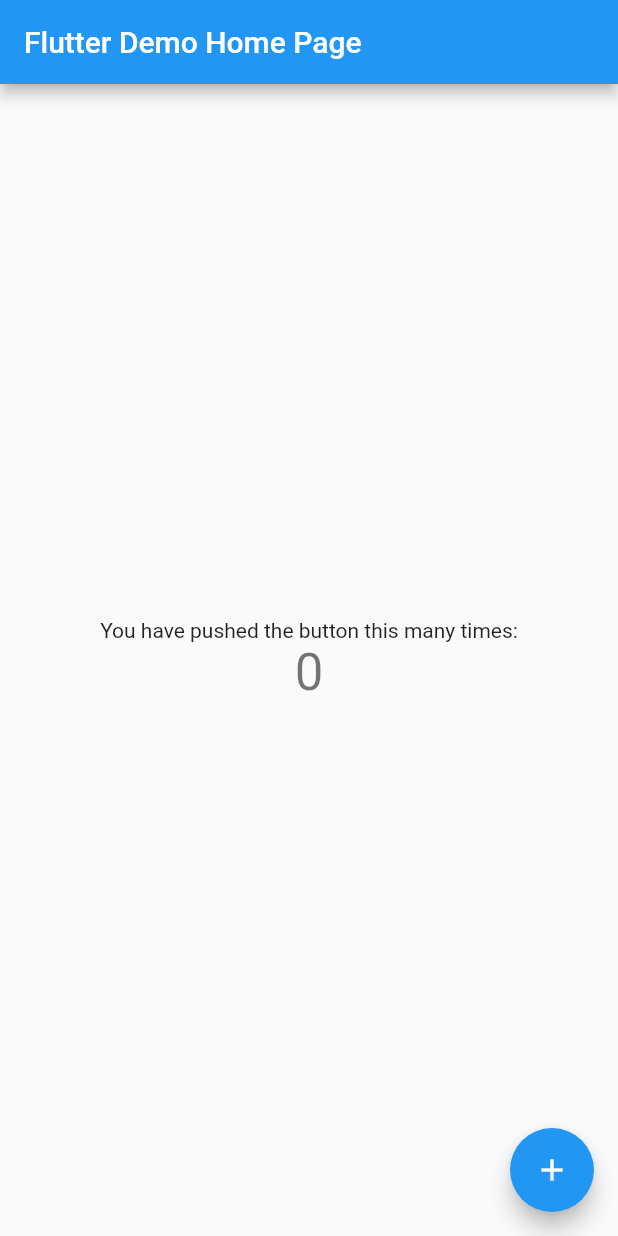
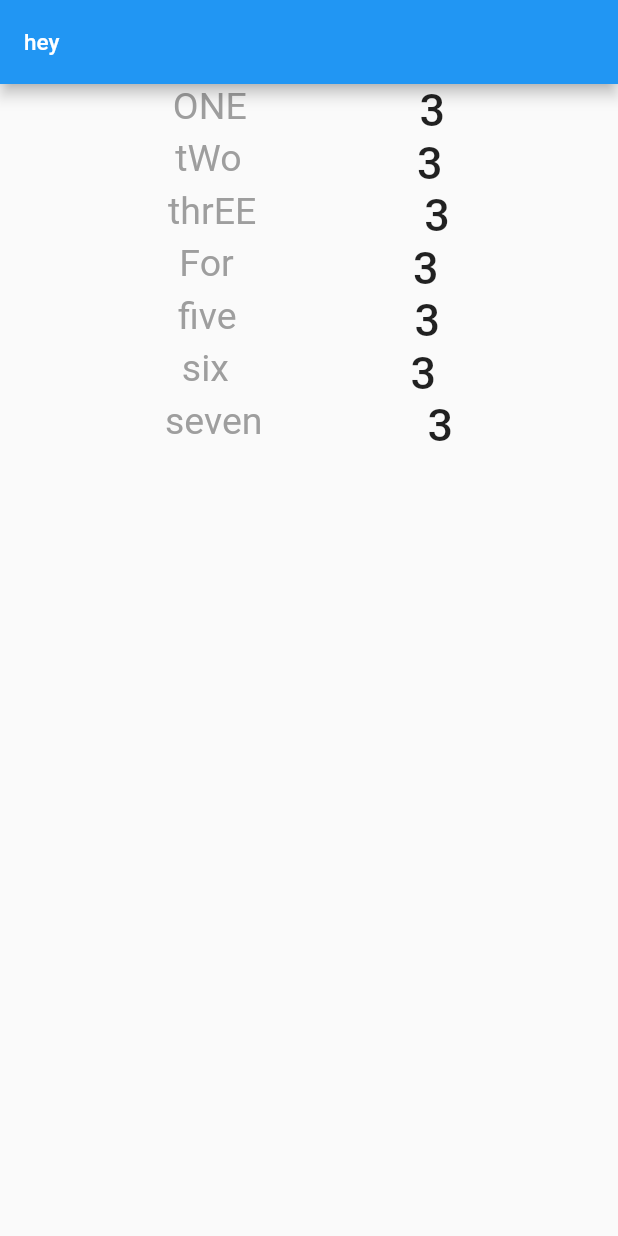
Before and after one commit to BBenio/ben_n_liq_app, a Flutter app: the screen it shows after launch, on a phone screen of 412 x 824 dp. Run offline on Flutter 3.47's test engine with Material 2 defaults, Android fonts, the phone set to English and light mode, and no system bars; Roboto replaces fonts that are missing (IndieFlower).

Commit message:
file for android

```diff
--- /dev/null
+++ b/lib/liquid.dart
@@ -0,0 +1,34 @@
+class Liquid {
+  final String _name;
+  int _remainingQuantity;
+  String _pathImage;
+
+  Liquid(this._name, [this._remainingQuantity = 3, this._pathImage]);
+
+  String get name => this._name;
+
+  String get pathImage => this._pathImage;
+
+  int get remainingQuantity => this._remainingQuantity;
+
+  void addOneQuantity() => this._remainingQuantity++;
+
+  void addQuantity(int quantity) => this._remainingQuantity+=quantity;
+
+  bool removeOneQuantity() {
+    if (this._remainingQuantity > 0) {
+      this._remainingQuantity--;
+      return true;
+    }
+    return false;
+  }
+
+  bool removeQuantity(int quantity) {
+    if (this._remainingQuantity - quantity >= 0) {
+      this._remainingQuantity-=quantity;
+      return true;
+    }
+    return false;
+  }
+
+}
--- /dev/null
+++ b/lib/liquid_list.dart
@@ -0,0 +1,30 @@
+import 'package:ben_n_liq_app/liquid.dart';
+import 'package:flutter/material.dart';
+
+class LiquidList extends StatefulWidget {
+  final List<Liquid> _liquids;
+
+  LiquidList(this._liquids);
+
+  @override
+  _LiquidListState createState() => _LiquidListState();
+}
+
+class _LiquidListState extends State<LiquidList> {
+  @override
+  Widget build(BuildContext context) {
+    return ListView.builder(
+      itemCount: widget._liquids.length,
+      itemBuilder: (BuildContext context, int index) {
+        return Row(
+          mainAxisAlignment: MainAxisAlignment.spaceEvenly,
+          crossAxisAlignment: CrossAxisAlignment.start,
+          children: <Widget>[
+            Text(widget._liquids[index].name, style: Theme.of(context).textTheme.body1,),
+            Text(widget._liquids[index].remainingQuantity.toString(), style: Theme.of(context).textTheme.body2,)
+          ],
+        );
+      },
+    );
+  }
+}
--- a/lib/main.dart
+++ b/lib/main.dart
@@ -1,3 +1,5 @@
+import 'package:ben_n_liq_app/liquid.dart';
+import 'package:ben_n_liq_app/liquid_list.dart';
 import 'package:flutter/material.dart';
 
 void main() => runApp(MyApp());
@@ -9,33 +11,48 @@ class MyApp extends StatelessWidget {
     return MaterialApp(
       title: 'Flutter Demo',
       theme: ThemeData(
-        // This is the theme of your application.
-        //
-        // Try running your application with "flutter run". You'll see the
-        // application has a blue toolbar. Then, without quitting the app, try
-        // changing the primarySwatch below to Colors.green and then invoke
-        // "hot reload" (press "r" in the console where you ran "flutter run",
-        // or simply save your changes to "hot reload" in a Flutter IDE).
-        // Notice that the counter didn't reset back to zero; the application
-        // is not restarted.
-        primarySwatch: Colors.blue,
+          backgroundColor: Colors.white,
+//          brightness: Brightness.dark,
+          textTheme: TextTheme(
+              body1: TextStyle(
+                  color: Colors.grey,
+                  fontFamily: 'IndieFlower',
+                  fontSize: 25.0),
+              body2: TextStyle(fontSize: 30.0),
+              title: TextStyle(
+                  color: Colors.white,
+                  fontFamily: 'IndieFlower',
+                  fontSize: 15.0))),
+      home: Scaffold(
+          appBar: AppBar(
+            title: Text(
+              'hey',
+              style: TextStyle(color: Colors.white,
+                  fontFamily: 'IndieFlower',
+                  fontSize: 15.0),
             ),
-      home: MyHomePage(title: 'Flutter Demo Home Page'),
+          ),
+          body: LiquidList(buildLiquidsTemp())),
+      debugShowCheckedModeBanner: false,
     );
+  }
+
+  List<Liquid> buildLiquidsTemp() {
+    List<Liquid> liquids = List<Liquid>();
+    liquids.add(Liquid("ONE"));
+    liquids.add(Liquid("tWo"));
+    liquids.add(Liquid("thrEE"));
+    liquids.add(Liquid("For"));
+    liquids.add(Liquid("five"));
+    liquids.add(Liquid("six"));
+    liquids.add(Liquid("seven"));
+
+    return liquids;
   }
 }
 
 class MyHomePage extends StatefulWidget {
   MyHomePage({Key key, this.title}) : super(key: key);
-
-  // This widget is the home page of your application. It is stateful, meaning
-  // that it has a State object (defined below) that contains fields that affect
-  // how it looks.
-
-  // This class is the configuration for the state. It holds the values (in this
-  // case the title) provided by the parent (in this case the App widget) and
-  // used by the build method of the State. Fields in a Widget subclass are
-  // always marked "final".
 
   final String title;
 
@@ -44,68 +61,27 @@ class MyHomePage extends StatefulWidget {
 }
 
 class _MyHomePageState extends State<MyHomePage> {
-  int _counter = 0;
-
-  void _incrementCounter() {
-    setState(() {
-      // This call to setState tells the Flutter framework that something has
-      // changed in this State, which causes it to rerun the build method below
-      // so that the display can reflect the updated values. If we changed
-      // _counter without calling setState(), then the build method would not be
-      // called again, and so nothing would appear to happen.
-      _counter++;
-    });
-  }
-
   @override
   Widget build(BuildContext context) {
-    // This method is rerun every time setState is called, for instance as done
-    // by the _incrementCounter method above.
-    //
-    // The Flutter framework has been optimized to make rerunning build methods
-    // fast, so that you can just rebuild anything that needs updating rather
-    // than having to individually change instances of widgets.
     return Scaffold(
         appBar: AppBar(
-        // Here we take the value from the MyHomePage object that was created by
-        // the App.build method, and use it to set our appbar title.
           title: Text(widget.title),
         ),
         body: Center(
-        // Center is a layout widget. It takes a single child and positions it
-        // in the middle of the parent.
-        child: Column(
-          // Column is also layout widget. It takes a list of children and
-          // arranges them vertically. By default, it sizes itself to fit its
-          // children horizontally, and tries to be as tall as its parent.
-          //
-          // Invoke "debug painting" (press "p" in the console, choose the
-          // "Toggle Debug Paint" action from the Flutter Inspector in Android
-          // Studio, or the "Toggle Debug Paint" command in Visual Studio Code)
-          // to see the wireframe for each widget.
-          //
-          // Column has various properties to control how it sizes itself and
-          // how it positions its children. Here we use mainAxisAlignment to
-          // center the children vertically; the main axis here is the vertical
-          // axis because Columns are vertical (the cross axis would be
-          // horizontal).
-          mainAxisAlignment: MainAxisAlignment.center,
-          children: <Widget>[
-            Text(
-              'You have pushed the button this many times:',
-            ),
-            Text(
-              '$_counter',
-              style: Theme.of(context).textTheme.display1,
-            ),
-          ],
-        ),
-      ),
-      floatingActionButton: FloatingActionButton(
-        onPressed: _incrementCounter,
-        tooltip: 'Increment',
-        child: Icon(Icons.add),
-      ), // This trailing comma makes auto-formatting nicer for build methods.
-    );
+          child: LiquidList(buildLiquidsTemp()),
+        ));
+  }
+
+  List<Liquid> buildLiquidsTemp() {
+    List<Liquid> liquids = List<Liquid>();
+    liquids.add(Liquid("one"));
+    liquids.add(Liquid("two"));
+    liquids.add(Liquid("three"));
+    liquids.add(Liquid("for"));
+    liquids.add(Liquid("five"));
+    liquids.add(Liquid("six"));
+    liquids.add(Liquid("seven"));
+
+    return liquids;
   }
 }
```
Also changed, not shown: lib/liquid_page.dart (added, +33 -0 lines), 3 other files. Lines whose indentation alone changed are shown as unchanged.
